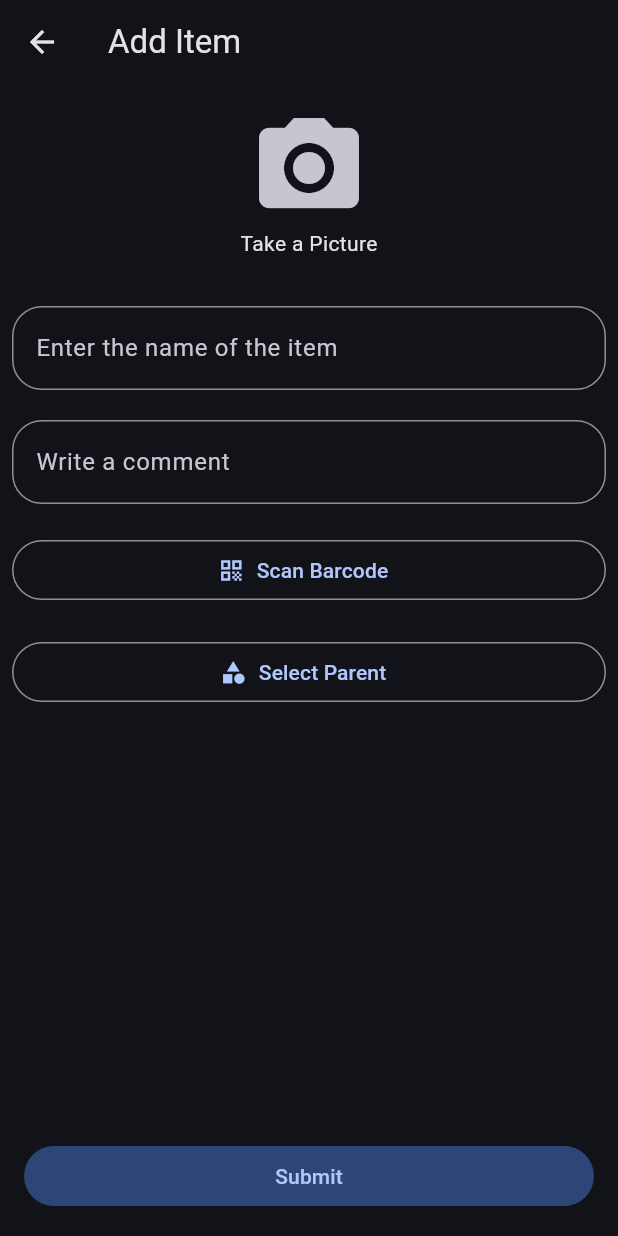
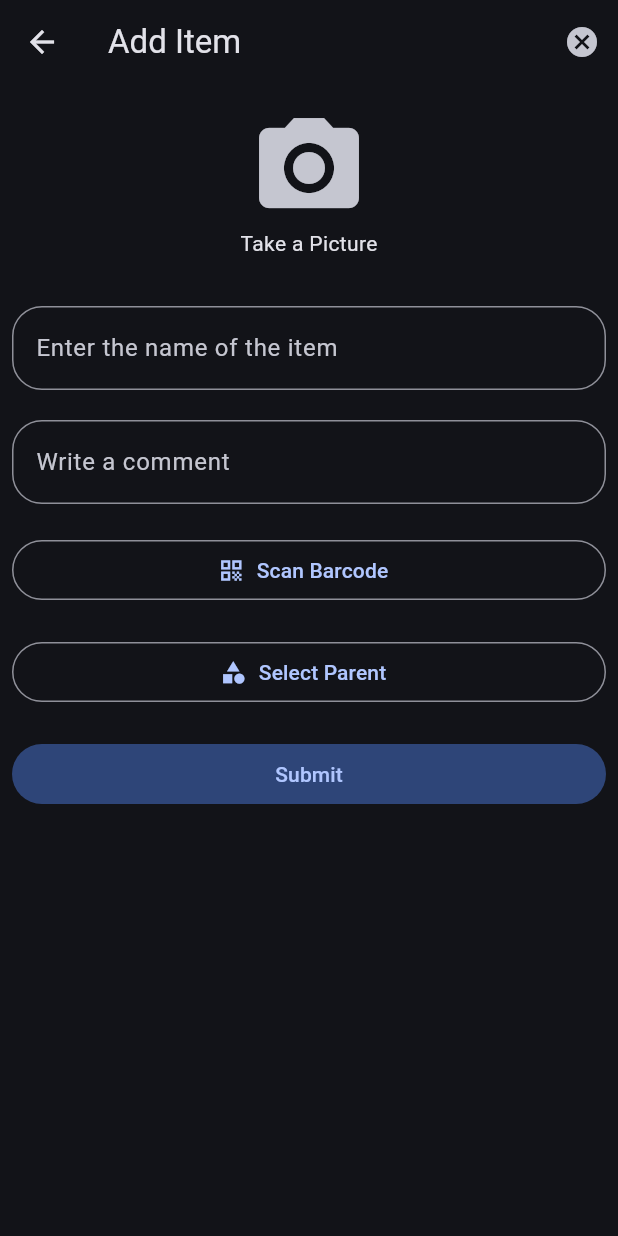
Before and after one commit to JoJoPuppe/home_inventory_app, a Flutter app: the AddItem screen opened directly, on a phone screen of 412 x 824 dp. Run offline on Flutter 3.47's test engine with Material 3 defaults, Android fonts, the phone set to English and light mode, and no system bars; our stand-ins replace camera, google_nav_bar, line_icons, persistent_bottom_nav_bar, shared_preferences; missing offline and left inert: back_button_interceptor, flutter_zxing; accounts and stored records are empty; network calls fail.

Commit message:
fixed nav bugs and add items bottom overflow

```diff
--- a/lib/main.dart
+++ b/lib/main.dart
@@ -1,5 +1,4 @@
 import 'package:flutter/material.dart';
-import 'views/items/add_item.dart';
 import 'provider/settings_provider.dart';
 import 'package:provider/provider.dart';
 import '/provider/camera_manager.dart';
@@ -56,12 +55,10 @@ class InventoryHomePage extends StatefulWidget {
 class _InventoryHomePageState extends State<InventoryHomePage> {
   final PersistentTabController _controller =
         PersistentTabController(initialIndex: 0);
-  BuildContext? _tabContext;
 
   @override
   Widget build(BuildContext context) {
     return PersistentTabView(
-        selectedTabScreenContext: (BuildContext? tabContext) => _tabContext = tabContext,
         context,
         backgroundColor: Colors.transparent,
         controller: _controller,
--- a/lib/views/items/add_item.dart
+++ b/lib/views/items/add_item.dart
@@ -65,18 +65,25 @@ class AddItemState extends State<AddItem> {
     }
   }
 
-
   @override
   Widget build(BuildContext context) {
     return Scaffold(
       appBar: AppBar(
         title: const Text('Add Item'),
+        actions: [
+          IconButton(
+            onPressed: () => Navigator.of(context).pop(),
+            icon: const Icon(Icons.cancel),
+          )
+        ]
       ),
       body:
       Form(
         key: _formKey,
         child: Padding(
           padding: const EdgeInsets.all(8.0),
+          child: SingleChildScrollView(
+            physics: const BouncingScrollPhysics(),
             child: Column(
               crossAxisAlignment: CrossAxisAlignment.stretch,
               children: <Widget>[
@@ -186,16 +193,16 @@ class AddItemState extends State<AddItem> {
                       child: OutlinedButton.icon(
                         onPressed: openSelectParentModal,
                         icon: const Icon(Icons.category),
-                      label: selectedParentItem == null ? const Text('Select Parent') : Text(selectedParentItem!.name),
+                        label: selectedParentItem == null ? const Text('Select Parent') : Text("Parent: ${selectedParentItem!.name}"),
                       )
                     ),
                   ],
                 ),
-              Expanded(
+                const SizedBox(height: 20),
+                SizedBox(
+                  width: double.infinity,
                   child: Align(
                     alignment: Alignment.bottomCenter,
-                  child: Padding(
-                    padding: const EdgeInsets.all(8.0),
                     child: Row(
                       children: [
                         Expanded(
@@ -210,13 +217,12 @@ class AddItemState extends State<AddItem> {
                     ),
                   ),
                 ),
-              ),
                 // if (_message.isNotEmpty)
                 //   Text(_message),
                if (_sendResopnse != null)
                  buildFutureBuilder(),
-
               ],
+            ),
           ),
         ),
       )
--- a/lib/views/items/edit_item.dart
+++ b/lib/views/items/edit_item.dart
@@ -1,5 +1,3 @@
-import 'dart:math';
-
 import 'package:flutter/material.dart';
 import '/services/homeinventory_api_service.dart'; // Import the file where you define the API call
 import '/views/code_scanner.dart';
```
Also changed, not shown: lib/views/home/home.dart (+28 -10 lines), lib/views/items/view_item.dart (+15 -6 lines), 1 other file. Lines whose indentation alone changed are shown as unchanged.
